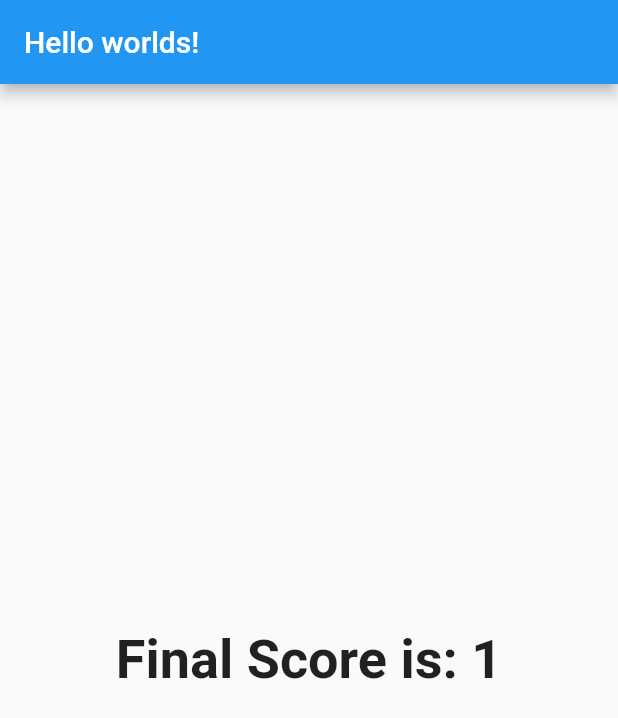
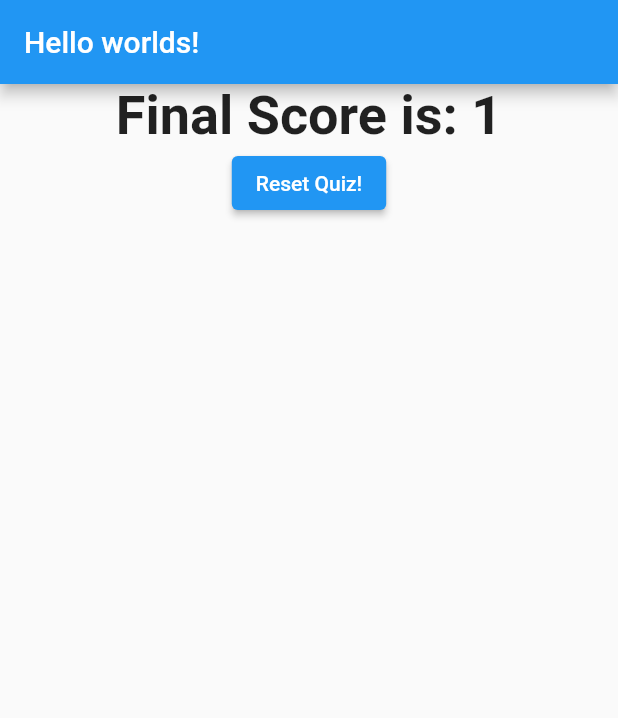
Before and after one commit to alexsanjoseph/flutter_complete_guide, a Flutter app: the screen it shows after launch, after a tap on "Red", after a tap on "Tiger", on a phone screen of 412 x 824 dp. Shown: the top 718 px of the screen. Run offline on Flutter 3.47's test engine with Material 2 defaults, Android fonts, the phone set to English and light mode, and no system bars.

Commit message:
Reset quiz!

```diff
--- a/lib/main.dart
+++ b/lib/main.dart
@@ -25,6 +25,13 @@ class MyAppState extends State {
     totalScore += score;
   }
 
+  void resetApp() {
+    setState(() {
+      questionIndex = 0;
+      totalScore = 0;
+    });
+  }
+
   var questions = [
     {
       "question": "Fav Color",
@@ -45,7 +52,7 @@ class MyAppState extends State {
         ),
         body: questionIndex < questions.length
             ? Quiz(questions, questionIndex, answerQuestion)
-            : Result(totalScore),
+            : Result(totalScore, resetApp),
       ),
     );
   }
--- a/lib/result.dart
+++ b/lib/result.dart
@@ -5,8 +5,9 @@ import 'package:flutter/src/widgets/framework.dart';
 
 class Result extends StatelessWidget {
   final int score;
+  final VoidCallback resetHandler;
 
-  Result(this.score);
+  Result(this.score, this.resetHandler);
 
   String get resultPhrase {
     return "Final Score is: " + score.toString();
@@ -15,9 +16,14 @@ class Result extends StatelessWidget {
   @override
   Widget build(BuildContext context) {
     return Center(
-      child: Text(
-        resultPhrase,
-        style: TextStyle(fontSize: 36, fontWeight: FontWeight.bold),
+      child: Column(
+        children: [
+          Text(
+            resultPhrase,
+            style: TextStyle(fontSize: 36, fontWeight: FontWeight.bold),
+          ),
+          ElevatedButton(onPressed: resetHandler, child: Text("Reset Quiz!")),
+        ],
       ),
     );
   }
```
